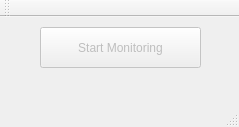
meleneemil/vmm-mon, file mainwindow.ui: the form before one commit.
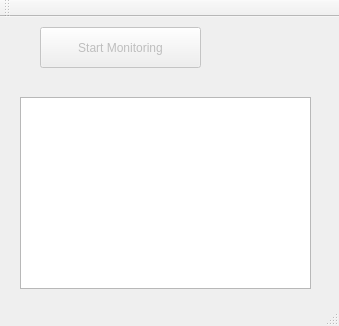
The form after the commit.

Commit message: init commit. trying to reshape, and make more general, and add gui stuff

The edit to the form file:
```diff
--- a/mainwindow.ui
+++ b/mainwindow.ui
@@ -6,8 +6,8 @@
    <rect>
     <x>0</x>
     <y>0</y>
-    <width>239</width>
-    <height>127</height>
+    <width>339</width>
+    <height>326</height>
    </rect>
   </property>
   <property name="windowTitle">
@@ -30,6 +30,16 @@
      <string>Start Monitoring</string>
     </property>
    </widget>
+   <widget class="QTreeView" name="setupTreeView">
+    <property name="geometry">
+     <rect>
+      <x>20</x>
+      <y>80</y>
+      <width>291</width>
+      <height>192</height>
+     </rect>
+    </property>
+   </widget>
   </widget>
   <widget class="QMenuBar" name="menuBar">
    <property name="geometry">
```
Left out of the diff: 2 changed lines with no effect on the pictures. The commit also changes 7 other files.
